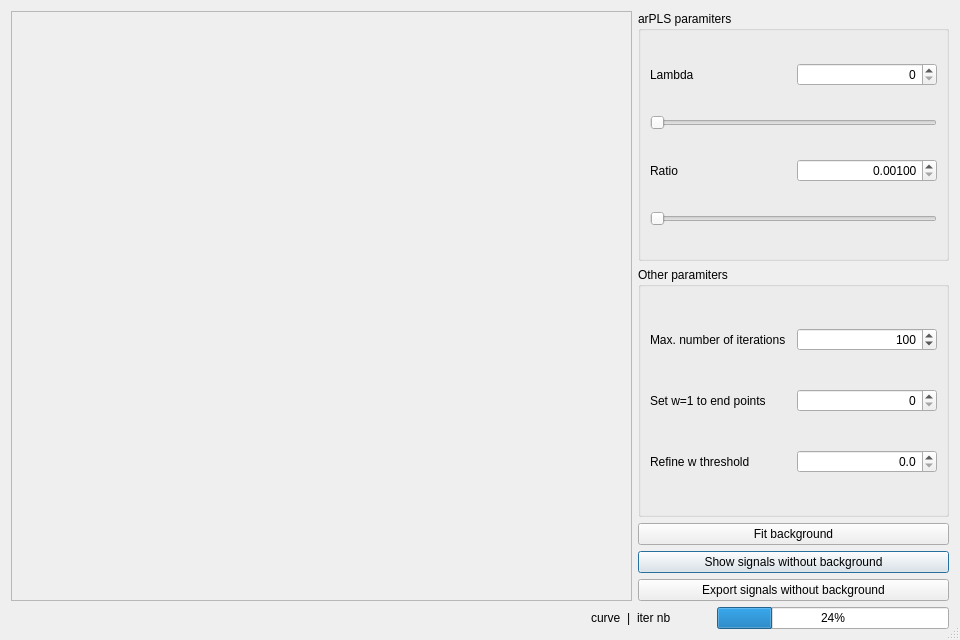
Old version of the form eaqtarplsbackgroundcorrectiondialog.ui in the repository efce/EAQt.
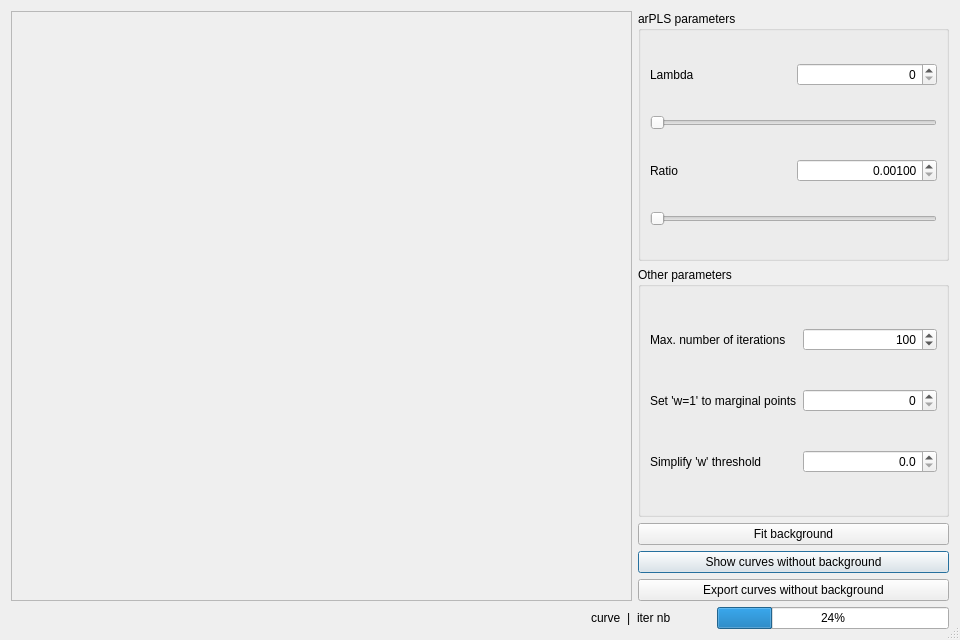
New version of the form. Custom widgets are drawn as their Qt base class.

Commit message: dzialajaca, koncowa wersja arPLS, dodano tłumaczenie elementow interfaceu

```diff
--- a/eaqtarplsbackgroundcorrectiondialog.ui
+++ b/eaqtarplsbackgroundcorrectiondialog.ui
@@ -20,7 +20,7 @@
    <item row="3" column="1">
     <widget class="QPushButton" name="pushButtonShowWithouBkg">
      <property name="text">
-      <string>Show signals without background</string>
+      <string>Show curves without background</string>
      </property>
     </widget>
    </item>
@@ -54,7 +54,7 @@
    <item row="0" column="1">
     <widget class="QGroupBox" name="groupBoxArplsParams">
      <property name="title">
-      <string>arPLS paramiters</string>
+      <string>arPLS parameters</string>
      </property>
      <layout class="QGridLayout" name="gridLayout_2">
       <item row="0" column="0">
@@ -124,7 +124,7 @@
    <item row="1" column="1">
     <widget class="QGroupBox" name="groupBoxOtherParams">
      <property name="title">
-      <string>Other paramiters</string>
+      <string>Other parameters</string>
      </property>
      <layout class="QGridLayout" name="gridLayout_3">
       <item row="0" column="0">
@@ -153,7 +153,7 @@
       <item row="1" column="0">
        <widget class="QLabel" name="labelEndPoints">
         <property name="text">
-         <string>Set w=1 to end points</string>
+         <string>Set 'w=1' to marginal points</string>
         </property>
        </widget>
       </item>
@@ -167,7 +167,7 @@
       <item row="2" column="0">
        <widget class="QLabel" name="labelRefineW">
         <property name="text">
-         <string>Refine w threshold</string>
+         <string>Simplify 'w' threshold</string>
         </property>
        </widget>
       </item>
@@ -193,7 +193,7 @@
    <item row="4" column="1">
     <widget class="QPushButton" name="pushButtonExportBkg">
      <property name="text">
-      <string>Export signals without background</string>
+      <string>Export curves without background</string>
      </property>
     </widget>
    </item>
```
The commit also changes 2 other files.
